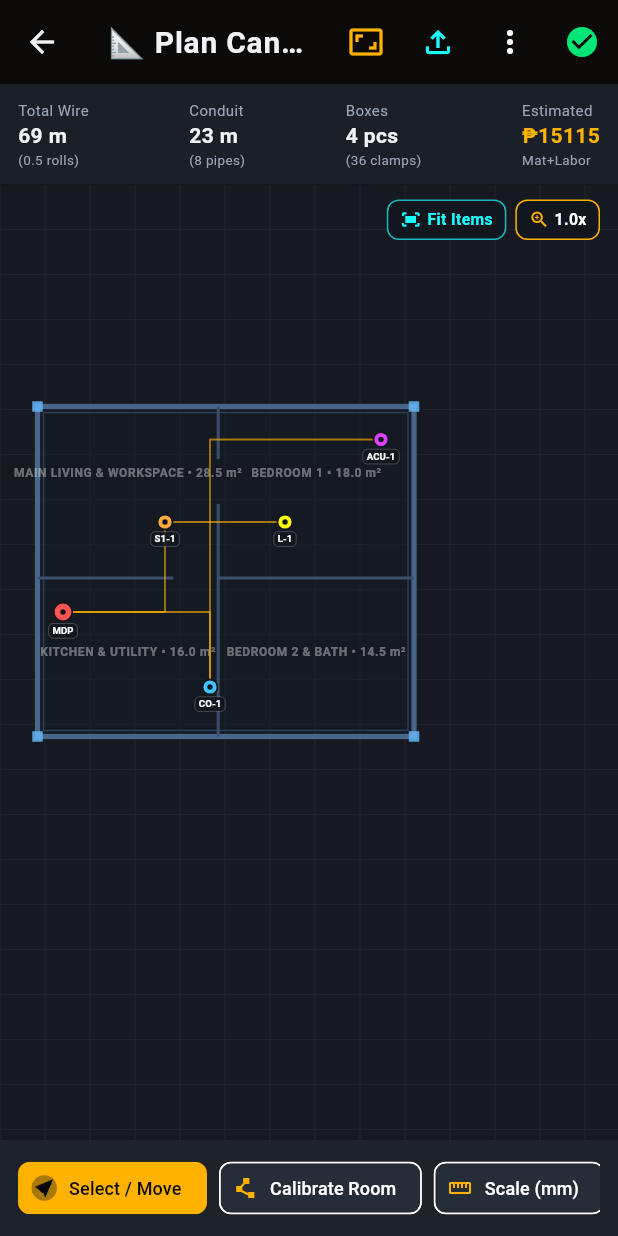
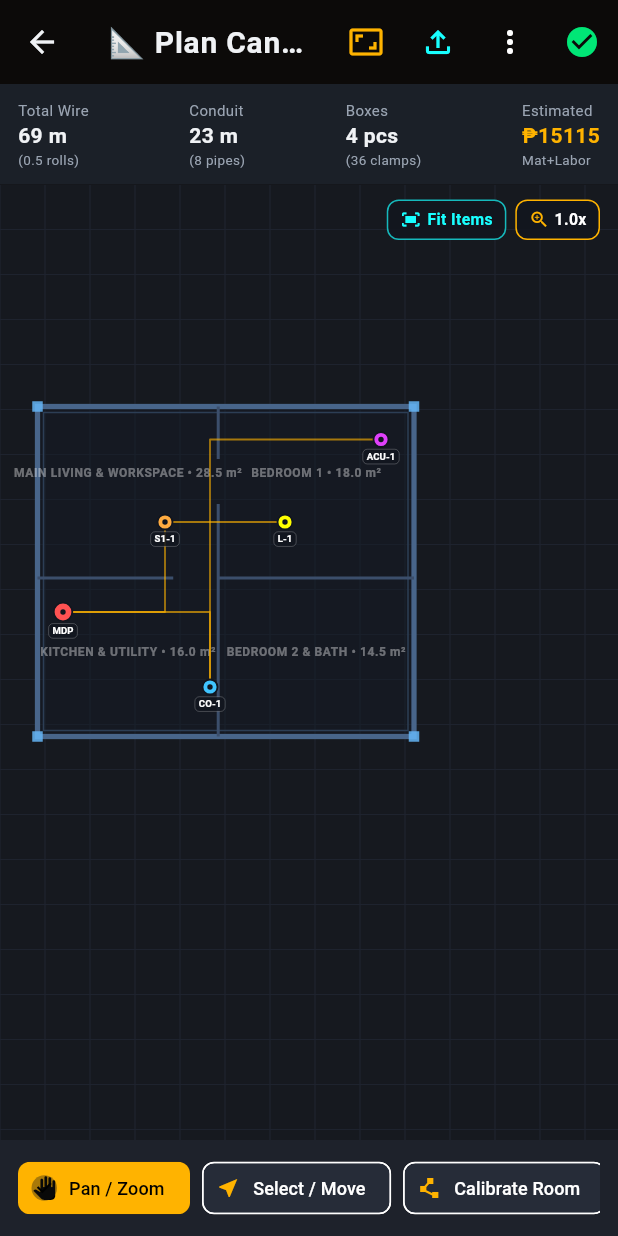
Before and after one commit to asvs-varr/asv-solutions, a Flutter app: the PlanCanvasScreen screen opened directly, on a phone screen of 412 x 824 dp. Run offline on Flutter 3.47's test engine with Material 3 defaults, Android fonts, the phone set to English and light mode, and no system bars; our stand-ins replace file_picker, image_picker, pdf, printing, share_plus, shared_preferences; missing offline and left inert: excel, google_mlkit_text_recognition; accounts and stored records are empty.

Commit message:
fix(canvas): unlock seamless 1-finger and 2-finger pan and zoom with dedicated Pan/Zoom tool

```diff
--- a/lib/presentation/screens/plan_canvas_screen.dart
+++ b/lib/presentation/screens/plan_canvas_screen.dart
@@ -30,7 +30,7 @@
   late List<ConduitRoute> _routes;
   RoomGeometry? _roomGeometry;
   bool _isHeatmapVisible = false;
-  String _selectedTool = 'SELECT';
+  String _selectedTool = 'PAN';
   bool _isUnderlayVisible = true;
   final double _underlayOpacity = 0.78;
   String? _blueprintPath;
@@ -605,6 +605,8 @@
     }
   }
   void _handlePanStart(DragStartDetails details) {
+    if (_selectedTool == 'PAN') return;
+
     final tapX = details.localPosition.dx;
     final tapY = details.localPosition.dy;
     _dragStartOffset = details.localPosition;
@@ -1568,11 +1570,12 @@
                   // Zoomable Interactive Canvas (Floor Plan + Electrical Vector Layer move/scale together)
                   InteractiveViewer(
                     transformationController: _zoomController,
-                    minScale: 0.8,
-                    maxScale: 4.5,
-                    panEnabled: true,
+                    minScale: 0.5,
+                    maxScale: 5.0,
+                    panEnabled: _selectedTool == 'PAN' || _draggedPoint == null,
                     scaleEnabled: true,
-                    boundaryMargin: const EdgeInsets.all(320.0),
+                    panAxis: PanAxis.free,
+                    boundaryMargin: const EdgeInsets.all(800.0),
                     onInteractionEnd: (_) {
                       setState(() {
                         _currentZoom = _zoomController.value.getMaxScaleOnAxis();
@@ -1583,11 +1586,11 @@
                         width: 1000.0,
                         height: 1220.0,
                         child: GestureDetector(
-                          behavior: HitTestBehavior.opaque,
+                          behavior: HitTestBehavior.translucent,
                           onTapUp: _handleCanvasTap,
-                          onPanStart: _handlePanStart,
-                          onPanUpdate: _handlePanUpdate,
-                          onPanEnd: _handlePanEnd,
+                          onPanStart: _selectedTool == 'PAN' ? null : _handlePanStart,
+                          onPanUpdate: _selectedTool == 'PAN' ? null : _handlePanUpdate,
+                          onPanEnd: _selectedTool == 'PAN' ? null : _handlePanEnd,
                           child: Stack(
                             fit: StackFit.expand,
                             children: [
@@ -1894,6 +1897,7 @@
               scrollDirection: Axis.horizontal,
               child: Row(
                 children: [
+                  _symbolButton('PAN', Icons.pan_tool, 'Pan / Zoom'),
                   _symbolButton('SELECT', Icons.near_me, 'Select / Move'),
                   _symbolButton('CALIBRATE_ROOM', Icons.polyline, 'Calibrate Room'),
                   _symbolButton('CALIBRATE', Icons.straighten, 'Scale (mm)'),
```
